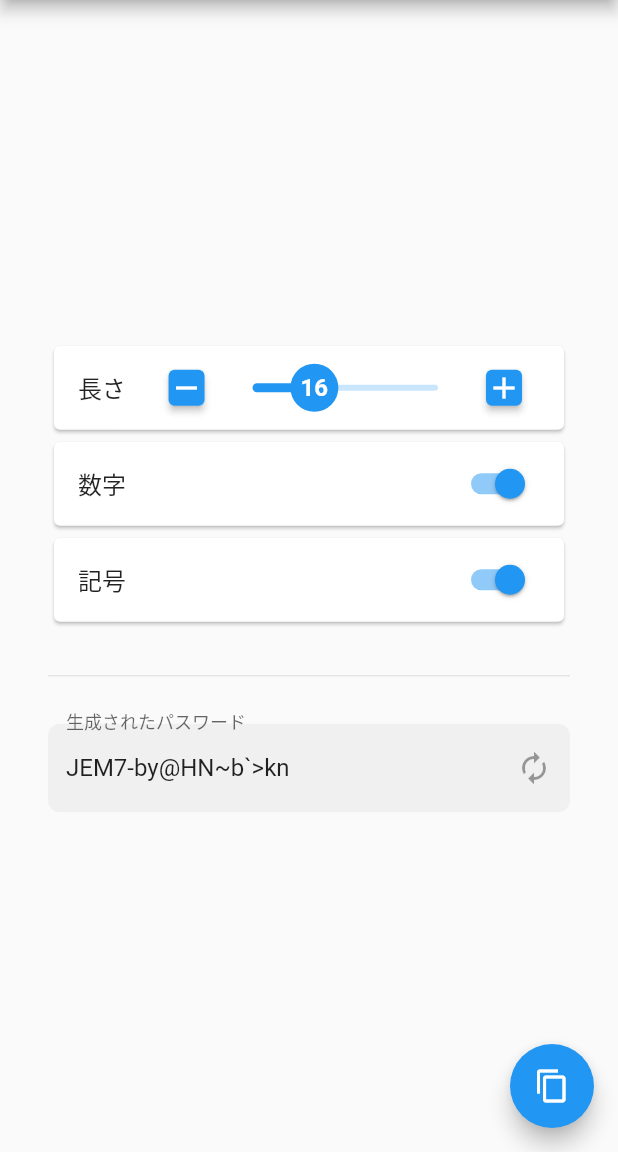
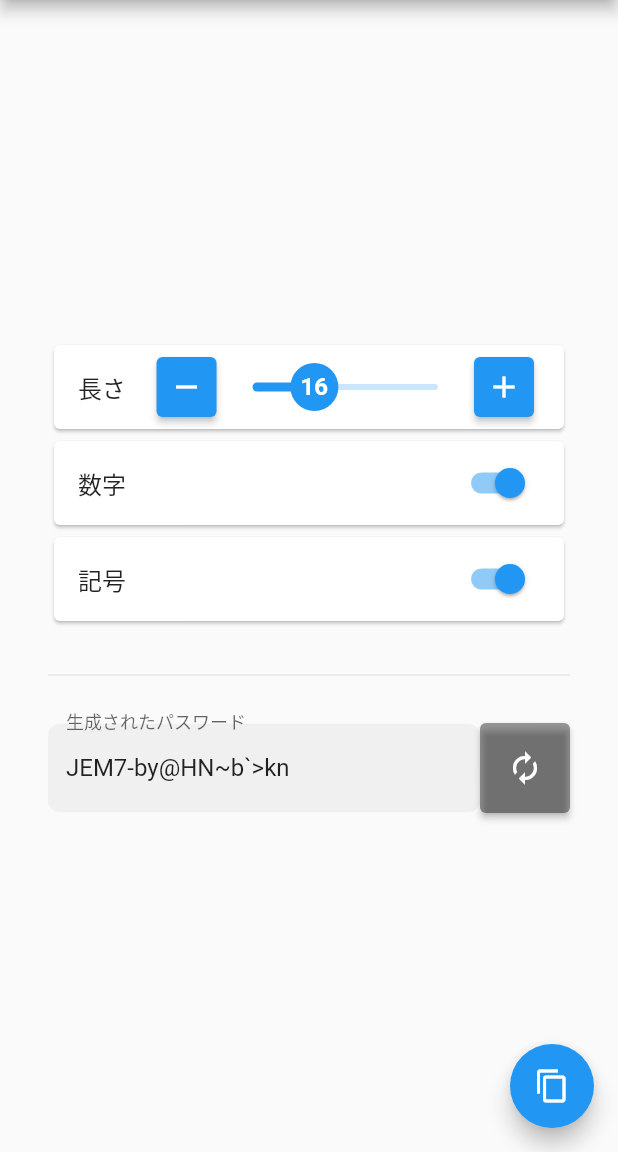
Before and after one commit to hdfln/password-generator, a Flutter app: the screen it shows after launch, on a phone screen of 412 x 824 dp, the part 84-1236 px from its top. Run offline on Flutter 3.47's test engine with Material 2 defaults, Android fonts, the phone set to English and light mode, and no system bars.

Commit message:
update button

```diff
--- a/lib/main.dart
+++ b/lib/main.dart
@@ -100,7 +100,10 @@ class _MyHomePageState extends State<MyHomePage> {
                 },
               ),
               const Divider(height: 64),
-              TextFormField(
+              Row(
+                children: [
+                  Expanded(
+                    child: TextFormField(
                       // TODO: TextFormField でなくても良いか検討
                       controller: controller,
                       readOnly: true,
@@ -118,19 +121,24 @@ class _MyHomePageState extends State<MyHomePage> {
                           borderRadius: BorderRadius.circular(8),
                           borderSide: BorderSide.none,
                         ),
-                  // TODO: ボタンだとわかりやすくする
+                      ),
+                    ),
+                  ),
                   // TODO: アニメーションにする
-                  suffixIcon: IconButton(
-                    color: Theme.of(context).disabledColor,
-                    icon: const Icon(Icons.autorenew),
-                    splashRadius: 16,
+                  ElevatedButton(
+                    style: ElevatedButton.styleFrom(
+                      backgroundColor: Theme.of(context).disabledColor,
+                      padding: EdgeInsets.zero,
+                      minimumSize: const Size(60, 60),
+                    ),
+                    child: const Icon(Icons.autorenew),
                     onPressed: () {
                       setState(() {
                         _updatePassword(length);
                       });
                     },
                   ),
-                ),
+                ],
               ),
             ],
           ),
--- a/lib/slider_with_buttons.dart
+++ b/lib/slider_with_buttons.dart
@@ -48,7 +48,7 @@ class _ListTileForPcState extends State<ListTileForPc> {
             child: SliderTheme(
               data: SliderTheme.of(context).copyWith(
                   thumbShape: SliderThumbWithValue(
-                    thumbRadius: 16.0,
+                    thumbRadius: 16,
                     sliderValue: _value.toDouble(),
                   ),
                   overlayShape: const RoundSliderOverlayShape(
@@ -165,7 +165,7 @@ class IconButtonWithBorder extends StatelessWidget {
   Widget build(BuildContext context) {
     return ElevatedButton(
       style: ElevatedButton.styleFrom(
-        minimumSize: Size.zero,
+        minimumSize: const Size(40, 40),
         padding: EdgeInsets.zero,
       ),
       onPressed: () {
```
Lines whose indentation alone changed are shown as unchanged.
